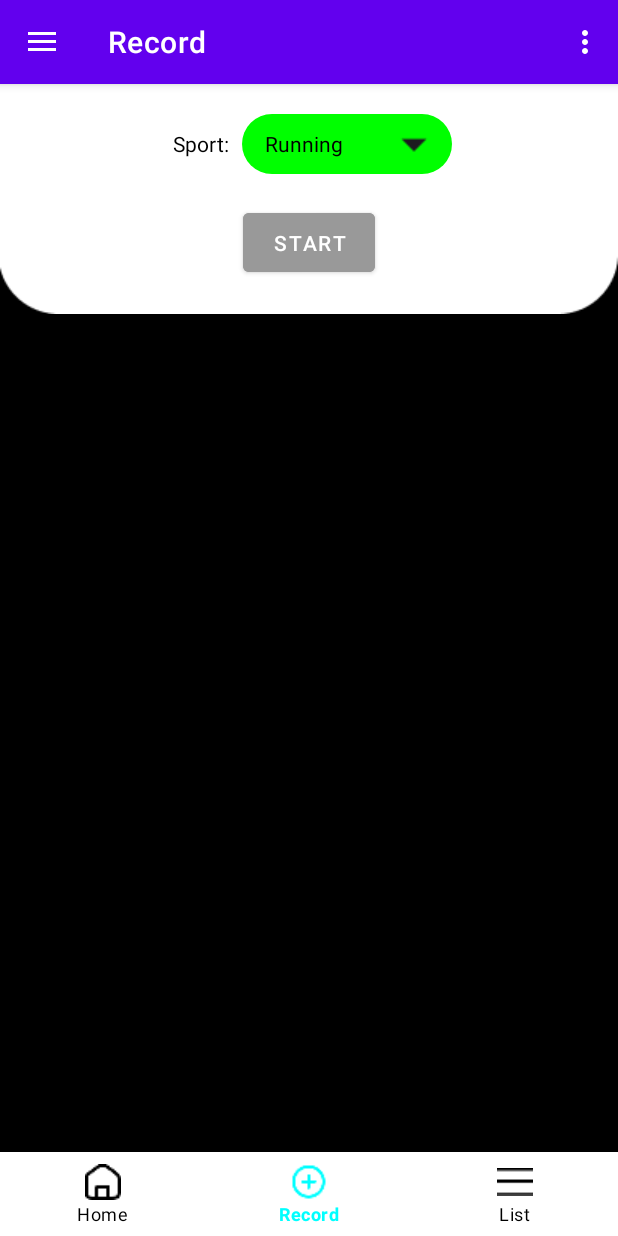
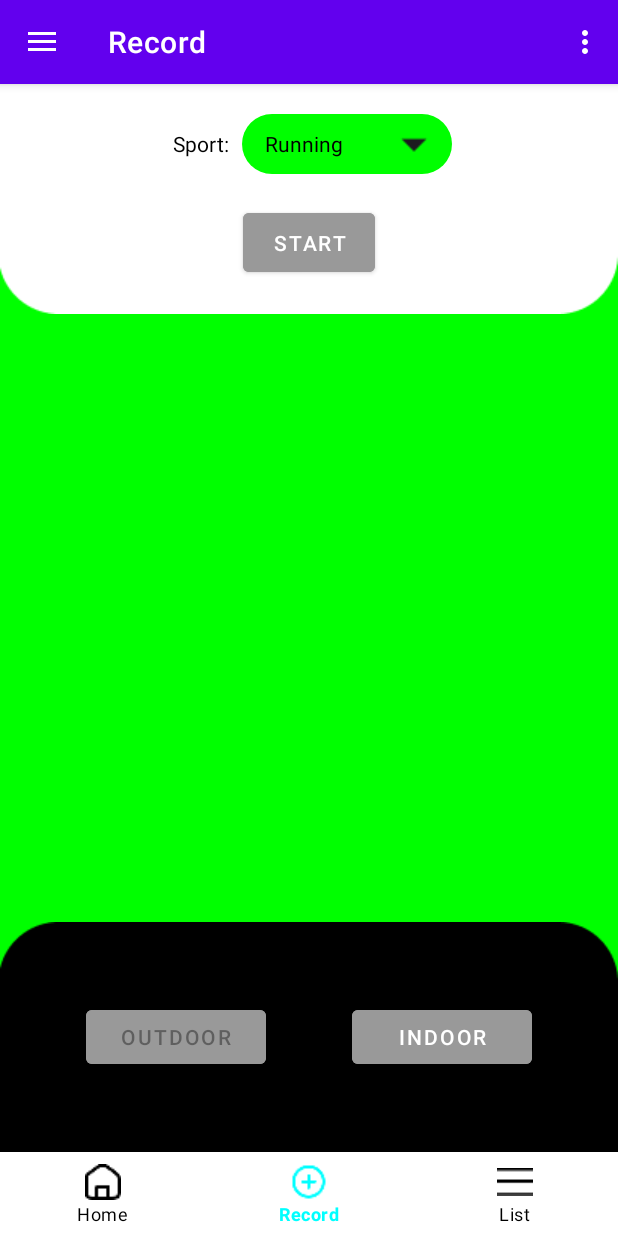
Before and after one commit to Srilashman/MilesTrack, an Android app: the screen it shows after launch (MainActivity), item 2 of the bottom bar chosen, on a phone screen of 412 x 824 dp. Run offline under Robolectric (Android 15) with nearby library versions, the phone set to English and light mode, and no system bars; our stand-ins replace navigation-ui; libraries missing offline, so code that uses them is left out: com.github.mikephil.charting; 11 statements that could not run were skipped.

Commit message:
Add outdoor and indoor buttons

```diff
--- a/app/src/main/java/com/sp/milestrack/MainActivity.java
+++ b/app/src/main/java/com/sp/milestrack/MainActivity.java
@@ -92,7 +92,7 @@ public class MainActivity extends AppCompatActivity {
         // Passing each menu ID as a set of Ids because each
         // menu should be considered as top level destinations.
         mAppBarConfiguration = new AppBarConfiguration.Builder(
-                R.id.nav_home, R.id.nav_record, R.id.nav_list)
+                R.id.nav_home, R.id.nav_record, R.id.nav_list, R.id.nav_indoor)
                 .setOpenableLayout(drawer)
                 .build();
         navController = Navigation.findNavController(this, R.id.nav_host_fragment_content_main);
--- a/app/src/main/java/com/sp/milestrack/ui/record/RecordFragment.java
+++ b/app/src/main/java/com/sp/milestrack/ui/record/RecordFragment.java
@@ -1,26 +1,36 @@
 package com.sp.milestrack.ui.record;
 
-import android.graphics.Color;
+import android.content.Intent;
 import android.os.Bundle;
+import android.util.Log;
 import android.view.LayoutInflater;
 import android.view.View;
 import android.view.ViewGroup;
 import android.widget.ArrayAdapter;
+import android.widget.Button;
 import android.widget.Spinner;
-import android.widget.TextView;
+import android.widget.Toast;
 
 import androidx.annotation.NonNull;
 import androidx.fragment.app.Fragment;
+import androidx.fragment.app.FragmentTransaction;
 import androidx.lifecycle.ViewModelProvider;
+import androidx.navigation.NavController;
+import androidx.navigation.Navigation;
+import androidx.navigation.ui.AppBarConfiguration;
 
 
+import com.sp.milestrack.MainActivity;
 import com.sp.milestrack.R;
 import com.sp.milestrack.databinding.FragmentRecordBinding;
+import com.sp.milestrack.promptAgeAndGoal;
 
 public class RecordFragment extends Fragment {
 
     private FragmentRecordBinding binding;
-
+    private Button indoor_btn;
+    private Button outdoor_btn;
+    private AppBarConfiguration mAppBarConfiguration;
     public View onCreateView(@NonNull LayoutInflater inflater,
                              ViewGroup container, Bundle savedInstanceState) {
         RecordViewModel recordViewModel =
@@ -42,9 +52,23 @@ public class RecordFragment extends Fragment {
         //spinner.setBackgroundColor(Color.rgb(0, 255, 0));
         // Apply the adapter to the spinner.
         spinner.setAdapter(adapter);
+        indoor_btn = root.findViewById(R.id.indoor_btn);
+        indoor_btn.setOnClickListener(indoor_form);
+        outdoor_btn = root.findViewById(R.id.outdoor_btn);
+        outdoor_btn.setEnabled(false);
         return root;
     }
-
+    private View.OnClickListener indoor_form = new View.OnClickListener() {
+        @Override
+        public void onClick(View v) {
+            NavController navController = Navigation.findNavController(requireView());
+            navController.navigate(R.id.action_outdoor_to_indoor);
+        }
+    };
+    @Override
+    public void onViewCreated(View view, Bundle savedInstanceState) {
+        super.onViewCreated(view, savedInstanceState);
+    }
     @Override
     public void onDestroyView() {
         super.onDestroyView();
--- a/app/src/main/res/layout/fragment_record.xml
+++ b/app/src/main/res/layout/fragment_record.xml
@@ -4,27 +4,15 @@
     xmlns:tools="http://schemas.android.com/tools"
     android:layout_width="match_parent"
     android:layout_height="match_parent"
+    android:id="@+id/outdoor_frag"
     tools:context=".ui.record.RecordFragment">
 
-    <!--<TextView
-        android:id="@+id/text_gallery"
-        android:layout_width="match_parent"
-        android:layout_height="wrap_content"
-        android:layout_marginStart="8dp"
-        android:layout_marginTop="8dp"
-        android:layout_marginEnd="8dp"
-        android:textAlignment="center"
-        android:textSize="20sp"
-        app:layout_constraintBottom_toBottomOf="parent"
-        app:layout_constraintEnd_toEndOf="parent"
-        app:layout_constraintStart_toStartOf="parent"
-        app:layout_constraintTop_toTopOf="parent" />-->
     <LinearLayout
+        android:id="@+id/linearLayout"
         android:layout_width="match_parent"
         android:layout_height="match_parent"
-        android:background="@color/black"
+        android:background="#00FF00"
         android:orientation="vertical"> <!-- Remove background color after put map-->
-
         <androidx.constraintlayout.widget.ConstraintLayout
             android:layout_width="match_parent"
             android:layout_height="wrap_content">
@@ -32,44 +20,101 @@
             <ImageView
                 android:layout_width="match_parent"
                 android:layout_height="wrap_content"
+                android:contentDescription="record_rect"
                 android:src="@drawable/rectangle_record"
-                android:contentDescription="Image description" />
+                app:layout_constraintTop_toTopOf="parent" />
+
             <LinearLayout
                 android:id="@+id/sport_layout"
                 android:layout_width="match_parent"
                 android:layout_height="wrap_content"
-                android:orientation="horizontal"
                 android:layout_marginTop="20dp"
                 android:gravity="center_horizontal"
-                app:layout_constraintTop_toTopOf="parent"
+                android:orientation="horizontal"
+                app:layout_constraintEnd_toEndOf="parent"
                 app:layout_constraintStart_toStartOf="parent"
-                app:layout_constraintEnd_toEndOf="parent">
+                app:layout_constraintTop_toTopOf="parent">
+
                 <TextView
                     android:layout_width="wrap_content"
                     android:layout_height="wrap_content"
+                    android:padding="5dp"
                     android:text="Sport: "
-                android:padding="5dp"
-                android:textColor="@color/black"/>
+                    android:textColor="@color/black" />
+
                 <Spinner
                     android:id="@+id/sport_choice"
                     android:layout_width="140dp"
                     android:layout_height="40dp"
+                    android:background="@drawable/spinner_shape"
                     android:padding="5dp"
-                android:spinnerMode="dropdown"
-                android:background="@drawable/spinner_shape" />
+                    android:spinnerMode="dropdown" />
             </LinearLayout>
+
             <Button
                 android:id="@+id/submit_btn"
-                android:text="Start"
-                android:backgroundTint="#999999"
                 android:layout_width="wrap_content"
                 android:layout_height="wrap_content"
+                android:layout_marginTop="20dp"
+                android:backgroundTint="#999999"
                 android:gravity="center_horizontal"
                 android:padding="10dp"
-                android:layout_marginTop="20dp"
+                android:text="Start"
                 app:layout_constraintEnd_toEndOf="parent"
                 app:layout_constraintStart_toStartOf="parent"
                 app:layout_constraintTop_toBottomOf="@id/sport_layout" />
         </androidx.constraintlayout.widget.ConstraintLayout>
+        <View
+            android:layout_width="wrap_content"
+            android:layout_height="0dp"
+            android:layout_weight="1" />
+        <FrameLayout
+            android:layout_width="match_parent"
+            android:layout_height="wrap_content"
+            android:layout_gravity="bottom"
+            android:layout_marginBottom="56dp"> <!-- this margin for bottom nav bar-->
+
+            <!-- Background Image -->
+            <ImageView
+                android:layout_width="match_parent"
+                android:layout_height="wrap_content"
+                android:contentDescription="indoorOutdoorChoice"
+                app:tint="@color/black"
+                android:scaleY="-1"
+                android:src="@drawable/rectangle_record"/> <!-- scaleY=-1 to flip the image -->
+
+            <!-- Buttons Positioned Over the Image -->
+            <androidx.constraintlayout.widget.ConstraintLayout
+                android:layout_width="match_parent"
+                android:layout_height="match_parent">
+
+                <Button
+                    android:id="@+id/outdoor_btn"
+                    android:layout_width="120dp"
+                    android:layout_height="wrap_content"
+                    android:text="Outdoor"
+                    app:layout_constraintStart_toStartOf="parent"
+                    app:layout_constraintEnd_toStartOf="@id/indoor_btn"
+                    app:layout_constraintHorizontal_weight="1"
+                    app:layout_constraintTop_toTopOf="parent"
+                    app:layout_constraintBottom_toBottomOf="parent"
+                    android:backgroundTint="#999999"/>
+
+                <Button
+                    android:id="@+id/indoor_btn"
+                    android:layout_width="120dp"
+                    android:layout_height="wrap_content"
+                    android:text="Indoor"
+                    app:layout_constraintStart_toEndOf="@id/outdoor_btn"
+                    app:layout_constraintEnd_toEndOf="parent"
+                    app:layout_constraintHorizontal_weight="1"
+                    app:layout_constraintTop_toTopOf="parent"
+                    app:layout_constraintBottom_toBottomOf="parent"
+                    android:backgroundTint="#999999"/>
+
+            </androidx.constraintlayout.widget.ConstraintLayout>
+
+        </FrameLayout>
+
     </LinearLayout>
 </androidx.constraintlayout.widget.ConstraintLayout>
--- a/app/src/main/res/navigation/mobile_navigation.xml
+++ b/app/src/main/res/navigation/mobile_navigation.xml
@@ -18,7 +18,11 @@
         android:name="com.sp.milestrack.ui.record.RecordFragment"
         android:label="@string/menu_record"
         tools:layout="@layout/fragment_record"
-        app:popUpToSaveState="true"/>
+        app:popUpToSaveState="true">
+        <action
+            android:id="@+id/action_outdoor_to_indoor"
+            app:destination="@id/nav_indoor" />
+    </fragment>
 
     <fragment
         android:id="@+id/nav_list"
@@ -40,4 +44,15 @@
         android:label="My Info"
         tools:layout="@layout/fragment_edit_info"
         app:popUpToSaveState="true"/>
+    <fragment
+        android:id="@+id/nav_indoor"
+        android:name="com.sp.milestrack.ui.record.RecordIndoorFragment"
+        android:label="@string/menu_indoor"
+        tools:layout="@layout/fragment_record_indoor"
+        app:popUpToSaveState="true"
+        >
+        <action
+            android:id="@+id/action_indoor_to_outdoor"
+            app:destination="@id/nav_record" />
+    </fragment>
 </navigation>
--- a/app/src/main/res/values/strings.xml
+++ b/app/src/main/res/values/strings.xml
@@ -10,6 +10,8 @@
     <string name="menu_home">Home</string>
     <string name="menu_record">Record</string>
     <string name="menu_list">List</string>
+    <string name="menu_outdoor">Outdoor</string>
+    <string name="menu_indoor">Indoor</string>
     <string-array name="sports_array">
         <item>Running</item>
         <item>Swimming</item>
@@ -17,4 +19,8 @@
         <item>Cycling</item>
         <item>Other</item>
     </string-array>
+    <!-- TODO: Remove or change this placeholder text -->
+    <string name="hello_blank_fragment">Hello blank fragment</string>
+    <string name="open_drawer">Open navigation drawer</string>
+    <string name="close_drawer">Close navigation drawer</string>
 </resources>
```
Also changed, not shown: app/src/main/java/com/sp/milestrack/ui/record/RecordIndoorFragment.java (added, +58 -0 lines), app/src/main/res/layout/fragment_record_indoor.xml (added, +76 -0 lines). Lines whose indentation alone changed are shown as unchanged.
